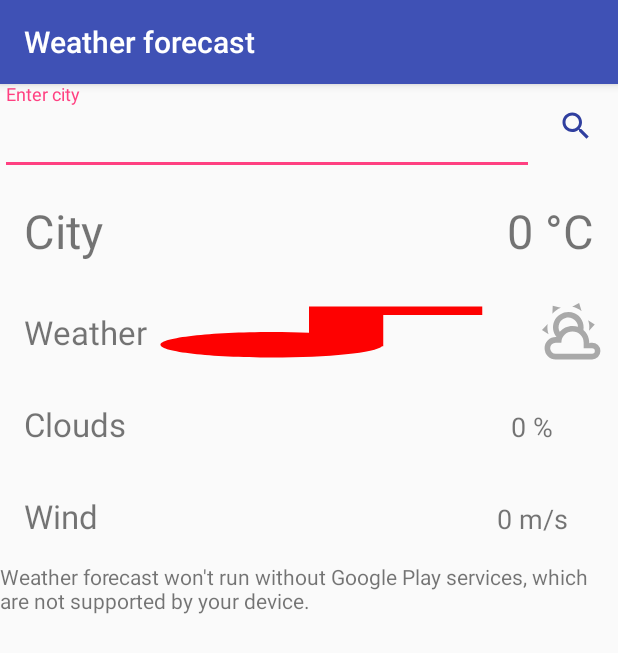
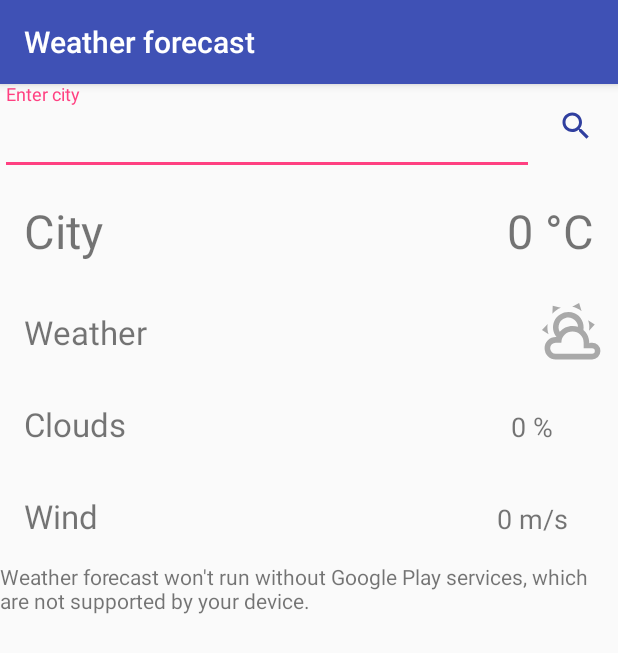
Before and after one commit to vov4ik-bratik/Weatherforecast, an Android app: the screen it shows after launch (MainActivity), on a phone screen of 412 x 824 dp. Shown: the top 653 px of the screen. Run offline under Robolectric (Android 15) with nearby library versions, the phone set to English and light mode, and no system bars; our stand-ins replace Picasso; pictures from the network do not load.

```diff
--- /dev/null
+++ b/app/src/main/res/drawable/broken_clouds.xml
@@ -0,0 +1,7 @@
+<vector xmlns:android="http://schemas.android.com/apk/res/android"
+    android:height="24dp"
+    android:width="24dp"
+    android:viewportWidth="24"
+    android:viewportHeight="24">
+    <path android:fillColor="@color/colorGrey" android:pathData="M4.94,11.12C5.23,11.12 5.5,11.16 5.76,11.23C5.77,9.09 7.5,7.35 9.65,7.35C11.27,7.35 12.67,8.35 13.24,9.77C13.83,9 14.74,8.53 15.76,8.53C17.5,8.53 18.94,9.95 18.94,11.71C18.94,11.95 18.91,12.2 18.86,12.43C19.1,12.34 19.37,12.29 19.65,12.29C20.95,12.29 22,13.35 22,14.65C22,15.95 20.95,17 19.65,17C18.35,17 6.36,17 4.94,17C3.32,17 2,15.68 2,14.06C2,12.43 3.32,11.12 4.94,11.12Z" />
+</vector>
--- a/app/src/main/res/drawable/clear_sky.xml
+++ b/app/src/main/res/drawable/clear_sky.xml
@@ -4,6 +4,6 @@
         android:viewportWidth="24.0"
         android:viewportHeight="24.0">
     <path
-        android:fillColor="#ffc002"
+        android:fillColor="@color/colorGrey"
         android:pathData="M6.76,4.84l-1.8,-1.79 -1.41,1.41 1.79,1.79 1.42,-1.41zM4,10.5L1,10.5v2h3v-2zM13,0.55h-2L11,3.5h2L13,0.55zM20.45,4.46l-1.41,-1.41 -1.79,1.79 1.41,1.41 1.79,-1.79zM17.24,18.16l1.79,1.8 1.41,-1.41 -1.8,-1.79 -1.4,1.4zM20,10.5v2h3v-2h-3zM12,5.5c-3.31,0 -6,2.69 -6,6s2.69,6 6,6 6,-2.69 6,-6 -2.69,-6 -6,-6zM11,22.45h2L13,19.5h-2v2.95zM3.55,18.54l1.41,1.41 1.79,-1.8 -1.41,-1.41 -1.79,1.8z"/>
 </vector>
--- a/app/src/main/res/drawable/ic_audiotrack_black_24dp.xml
+++ /dev/null
@@ -1,9 +0,0 @@
-<vector xmlns:android="http://schemas.android.com/apk/res/android"
-        android:width="24dp"
-        android:height="24dp"
-        android:viewportWidth="24.0"
-        android:viewportHeight="24.0">
-    <path
-        android:fillColor="#fe0101"
-        android:pathData="M12,3v9.28c-0.47,-0.17 -0.97,-0.28 -1.5,-0.28C8.01,12 6,14.01 6,16.5S8.01,21 10.5,21c2.31,0 4.2,-1.75 4.45,-4H15V6h4V3h-7z"/>
-</vector>
--- /dev/null
+++ b/app/src/main/res/drawable/mist.xml
@@ -0,0 +1,7 @@
+<vector xmlns:android="http://schemas.android.com/apk/res/android"
+    android:height="24dp"
+    android:width="24dp"
+    android:viewportWidth="24"
+    android:viewportHeight="24">
+    <path android:fillColor="@color/colorGrey" android:pathData="M3,15H13A1,1 0 0,1 14,16A1,1 0 0,1 13,17H3A1,1 0 0,1 2,16A1,1 0 0,1 3,15M16,15H21A1,1 0 0,1 22,16A1,1 0 0,1 21,17H16A1,1 0 0,1 15,16A1,1 0 0,1 16,15M1,12A5,5 0 0,1 6,7C7,4.65 9.3,3 12,3C15.43,3 18.24,5.66 18.5,9.03L19,9C21.19,9 22.97,10.76 23,13H21A2,2 0 0,0 19,11H17V10A5,5 0 0,0 12,5C9.5,5 7.45,6.82 7.06,9.19C6.73,9.07 6.37,9 6,9A3,3 0 0,0 3,12C3,12.35 3.06,12.69 3.17,13H1.1L1,12M3,19H5A1,1 0 0,1 6,20A1,1 0 0,1 5,21H3A1,1 0 0,1 2,20A1,1 0 0,1 3,19M8,19H21A1,1 0 0,1 22,20A1,1 0 0,1 21,21H8A1,1 0 0,1 7,20A1,1 0 0,1 8,19Z" />
+</vector>
--- /dev/null
+++ b/app/src/main/res/drawable/rain.xml
@@ -0,0 +1,7 @@
+<vector xmlns:android="http://schemas.android.com/apk/res/android"
+    android:height="24dp"
+    android:width="24dp"
+    android:viewportWidth="24"
+    android:viewportHeight="24">
+    <path android:fillColor="@color/colorGrey" android:pathData="M6,14A1,1 0 0,1 7,15A1,1 0 0,1 6,16A5,5 0 0,1 1,11A5,5 0 0,1 6,6C7,3.65 9.3,2 12,2C15.43,2 18.24,4.66 18.5,8.03L19,8A4,4 0 0,1 23,12A4,4 0 0,1 19,16H18A1,1 0 0,1 17,15A1,1 0 0,1 18,14H19A2,2 0 0,0 21,12A2,2 0 0,0 19,10H17V9A5,5 0 0,0 12,4C9.5,4 7.45,5.82 7.06,8.19C6.73,8.07 6.37,8 6,8A3,3 0 0,0 3,11A3,3 0 0,0 6,14M14.83,15.67C16.39,17.23 16.39,19.5 14.83,21.08C14.05,21.86 13,22 12,22C11,22 9.95,21.86 9.17,21.08C7.61,19.5 7.61,17.23 9.17,15.67L12,11L14.83,15.67M13.41,16.69L12,14.25L10.59,16.69C9.8,17.5 9.8,18.7 10.59,19.5C11,19.93 11.5,20 12,20C12.5,20 13,19.93 13.41,19.5C14.2,18.7 14.2,17.5 13.41,16.69Z" />
+</vector>
--- /dev/null
+++ b/app/src/main/res/drawable/shower_rain.xml
@@ -0,0 +1,7 @@
+<vector xmlns:android="http://schemas.android.com/apk/res/android"
+    android:height="24dp"
+    android:width="24dp"
+    android:viewportWidth="24"
+    android:viewportHeight="24">
+    <path android:fillColor="@color/colorGrey" android:pathData="M9,12C9.53,12.14 9.85,12.69 9.71,13.22L8.41,18.05C8.27,18.59 7.72,18.9 7.19,18.76C6.65,18.62 6.34,18.07 6.5,17.54L7.78,12.71C7.92,12.17 8.47,11.86 9,12M13,12C13.53,12.14 13.85,12.69 13.71,13.22L11.64,20.95C11.5,21.5 10.95,21.8 10.41,21.66C9.88,21.5 9.56,20.97 9.7,20.43L11.78,12.71C11.92,12.17 12.47,11.86 13,12M17,12C17.53,12.14 17.85,12.69 17.71,13.22L16.41,18.05C16.27,18.59 15.72,18.9 15.19,18.76C14.65,18.62 14.34,18.07 14.5,17.54L15.78,12.71C15.92,12.17 16.47,11.86 17,12M17,10V9A5,5 0 0,0 12,4C9.5,4 7.45,5.82 7.06,8.19C6.73,8.07 6.37,8 6,8A3,3 0 0,0 3,11C3,12.11 3.6,13.08 4.5,13.6V13.59C5,13.87 5.14,14.5 4.87,14.96C4.59,15.43 4,15.6 3.5,15.32V15.33C2,14.47 1,12.85 1,11A5,5 0 0,1 6,6C7,3.65 9.3,2 12,2C15.43,2 18.24,4.66 18.5,8.03L19,8A4,4 0 0,1 23,12C23,13.5 22.2,14.77 21,15.46V15.46C20.5,15.73 19.91,15.57 19.63,15.09C19.36,14.61 19.5,14 20,13.72V13.73C20.6,13.39 21,12.74 21,12A2,2 0 0,0 19,10H17Z" />
+</vector>
--- /dev/null
+++ b/app/src/main/res/drawable/snow.xml
@@ -0,0 +1,7 @@
+<vector xmlns:android="http://schemas.android.com/apk/res/android"
+    android:height="24dp"
+    android:width="24dp"
+    android:viewportWidth="24"
+    android:viewportHeight="24">
+    <path android:fillColor="@color/colorGrey" android:pathData="M6,14A1,1 0 0,1 7,15A1,1 0 0,1 6,16A5,5 0 0,1 1,11A5,5 0 0,1 6,6C7,3.65 9.3,2 12,2C15.43,2 18.24,4.66 18.5,8.03L19,8A4,4 0 0,1 23,12A4,4 0 0,1 19,16H18A1,1 0 0,1 17,15A1,1 0 0,1 18,14H19A2,2 0 0,0 21,12A2,2 0 0,0 19,10H17V9A5,5 0 0,0 12,4C9.5,4 7.45,5.82 7.06,8.19C6.73,8.07 6.37,8 6,8A3,3 0 0,0 3,11A3,3 0 0,0 6,14M7.88,18.07L10.07,17.5L8.46,15.88C8.07,15.5 8.07,14.86 8.46,14.46C8.85,14.07 9.5,14.07 9.88,14.46L11.5,16.07L12.07,13.88C12.21,13.34 12.76,13.03 13.29,13.17C13.83,13.31 14.14,13.86 14,14.4L13.41,16.59L15.6,16C16.14,15.86 16.69,16.17 16.83,16.71C16.97,17.24 16.66,17.79 16.12,17.93L13.93,18.5L15.54,20.12C15.93,20.5 15.93,21.15 15.54,21.54C15.15,21.93 14.5,21.93 14.12,21.54L12.5,19.93L11.93,22.12C11.79,22.66 11.24,22.97 10.71,22.83C10.17,22.69 9.86,22.14 10,21.6L10.59,19.41L8.4,20C7.86,20.14 7.31,19.83 7.17,19.29C7.03,18.76 7.34,18.21 7.88,18.07Z" />
+</vector>
--- /dev/null
+++ b/app/src/main/res/drawable/thunderstorm.xml
@@ -0,0 +1,7 @@
+<vector xmlns:android="http://schemas.android.com/apk/res/android"
+    android:height="24dp"
+    android:width="24dp"
+    android:viewportWidth="24"
+    android:viewportHeight="24">
+    <path android:fillColor="@color/colorGrey" android:pathData="M6,16A5,5 0 0,1 1,11A5,5 0 0,1 6,6C7,3.65 9.3,2 12,2C15.43,2 18.24,4.66 18.5,8.03L19,8A4,4 0 0,1 23,12A4,4 0 0,1 19,16H18A1,1 0 0,1 17,15A1,1 0 0,1 18,14H19A2,2 0 0,0 21,12A2,2 0 0,0 19,10H17V9A5,5 0 0,0 12,4C9.5,4 7.45,5.82 7.06,8.19C6.73,8.07 6.37,8 6,8A3,3 0 0,0 3,11A3,3 0 0,0 6,14H7A1,1 0 0,1 8,15A1,1 0 0,1 7,16H6M12,11H15L13,15H15L11.25,22L12,17H9.5L12,11Z" />
+</vector>
--- a/app/src/main/res/layout/activity_main.xml
+++ b/app/src/main/res/layout/activity_main.xml
@@ -69,7 +69,6 @@
         android:layout_width="match_parent"
         android:layout_height="wrap_content"
         android:layout_margin="@dimen/d8"
-        android:background="@drawable/ic_audiotrack_black_24dp"
         android:orientation="horizontal">
 
         <TextView
```
Also changed, not shown: app/build.gradle (+0 -7 lines), app/src/main/java/lessons/vs/petersonapps/weatherforecast/ui/MainActivity.java (+90 -4 lines).
